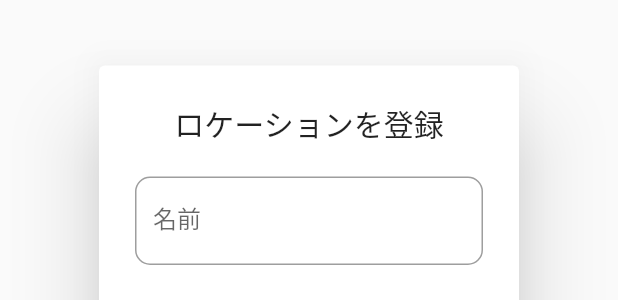
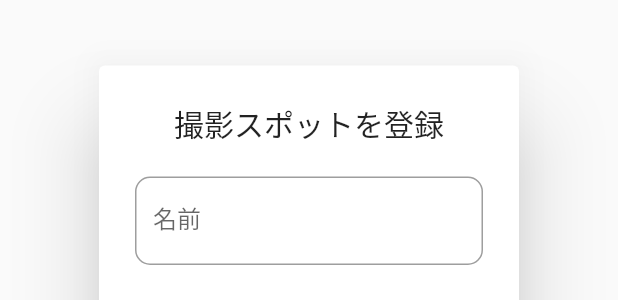
Before and after one commit to HiroMinase/japan-shooting-locations, a Flutter app: the AddLocationDialog widget shown alone on an empty page, opened directly, on a phone screen of 412 x 824 dp. Shown: the part 206-506 px from the top of the screen. Run offline on Flutter 3.47's test engine with Material 2 defaults, Android fonts, the phone set to English and light mode, and no system bars; our stand-ins replace cached_network_image, cloud_firestore, file_picker, firebase_core, firebase_storage, geolocator and 3 more; missing offline and left inert: exif, geoflutterfire_plus, webview_flutter_android, webview_flutter_wkwebview; accounts and stored records are empty; statements that could not run were skipped.

Commit message:
ピンを撮影スポットと呼ぶように変更

```diff
--- a/lib/add_location.dart
+++ b/lib/add_location.dart
@@ -11,7 +11,7 @@ import "package:japan_shooting_locations/marker_data.dart";
 
 import "exif_table_container.dart";
 
-// ロケーション作成用のダイアログ
+// 撮影スポット作成用のダイアログ
 class AddLocationDialog extends StatefulWidget {
   const AddLocationDialog({super.key, this.latLng});
 
@@ -65,7 +65,7 @@ class AddLocationDialogState extends State<AddLocationDialog> {
   Widget build(BuildContext context) {
     return AlertDialog(
       title: const Center(
-        child: Text("ロケーションを登録"),
+        child: Text("撮影スポットを登録"),
       ),
       content: Column(
         mainAxisAlignment: MainAxisAlignment.center,
@@ -111,7 +111,7 @@ class AddLocationDialogState extends State<AddLocationDialog> {
                 await _addLocation(name, latitude, longitude, imageFile!, markerdata);
               } on Exception catch (e) {
                 debugPrint(
-                  "🚨 ロケーション作成に失敗 $e",
+                  "🚨 撮影スポット作成に失敗 $e",
                 );
               }
               navigator.pop();
@@ -155,7 +155,7 @@ class AddLocationDialogState extends State<AddLocationDialog> {
       "createdAt": Timestamp.now(),
     });
     debugPrint(
-      "🌍 ロケーションを作成: "
+      "🌍 撮影スポットを作成: "
       "name: $name"
       "lat: $latitude, "
       "lng: $longitude, "
--- a/lib/delete_location.dart
+++ b/lib/delete_location.dart
@@ -4,7 +4,7 @@ import "package:firebase_storage/firebase_storage.dart";
 import "package:flutter/material.dart";
 import "package:geoflutterfire_plus/geoflutterfire_plus.dart";
 
-// ロケーション削除用のダイアログ
+// 撮影スポット削除用のダイアログ
 class DeleteLocationDialog extends StatelessWidget {
   const DeleteLocationDialog({
     super.key,
@@ -52,7 +52,7 @@ class DeleteLocationDialog extends StatelessWidget {
                   await _deleteLocationWithImage(id, imageUrl);
                 } on Exception catch (e) {
                   debugPrint(
-                    "🚨 ロケーション削除に失敗 $e",
+                    "🚨 撮影スポット削除に失敗 $e",
                   );
                 }
                 navigator.popUntil((route) => route.isFirst);
@@ -75,7 +75,7 @@ class DeleteLocationDialog extends StatelessWidget {
     }
 
     debugPrint(
-      "🌍 ロケーションを削除 id: $id",
+      "🌍 撮影スポットを削除 id: $id",
     );
   }
 }
--- a/lib/main.dart
+++ b/lib/main.dart
@@ -379,7 +379,7 @@ class MapViewState extends State<MapView> {
               children: [
                 const SizedBox(height: 8),
                 Text(
-                  "範囲内のロケーション: ${_markers.length}個",
+                  "範囲内の撮影スポット: ${_markers.length}個",
                   style: const TextStyle(
                     color: Colors.white,
                     fontWeight: FontWeight.bold,
--- a/lib/set_location.dart
+++ b/lib/set_location.dart
@@ -3,7 +3,7 @@ import "package:cloud_firestore/cloud_firestore.dart";
 import "package:flutter/material.dart";
 import "package:geoflutterfire_plus/geoflutterfire_plus.dart";
 
-// ロケーション更新用のダイアログ
+// 撮影スポット更新用のダイアログ
 class SetLocationDialog extends StatefulWidget {
   const SetLocationDialog({
     super.key,
@@ -85,7 +85,7 @@ class _SetLocationDialogState extends State<SetLocationDialog> {
                 );
               } on Exception catch (e) {
                 debugPrint(
-                  "🚨 ロケーション更新に失敗 $e",
+                  "🚨 撮影スポット更新に失敗 $e",
                 );
               }
               navigator.popUntil((route) => route.isFirst);
@@ -111,7 +111,7 @@ class _SetLocationDialogState extends State<SetLocationDialog> {
       },
       options: SetOptions(merge: true),
     );
-    debugPrint("🌍 ロケーションを更新: "
+    debugPrint("🌍 撮影スポットを更新: "
         "id: $id");
   }
 }
--- a/lib/set_or_delete_location.dart
+++ b/lib/set_or_delete_location.dart
@@ -6,7 +6,7 @@ import "package:japan_shooting_locations/marker_data.dart";
 import "exif_table_container.dart";
 import "set_location.dart";
 
-// ロケーションの詳細ダイアログ
+// 撮影スポットの詳細ダイアログ
 class SetOrDeleteLocationDialog extends StatelessWidget {
   const SetOrDeleteLocationDialog({
     super.key,
```
